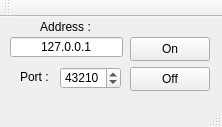
BriceJamin/BriceJamin-ProjetSuPer, file 09-CodageDetecterLecteurs/DetecterLecteurs/detecterlecteurs.ui: the form before one commit.
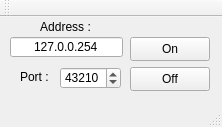
The form after the commit.

Commit message: Adresse du serveur par defaut : 127.0.0.254

```diff
--- a/09-CodageDetecterLecteurs/DetecterLecteurs/detecterlecteurs.ui
+++ b/09-CodageDetecterLecteurs/DetecterLecteurs/detecterlecteurs.ui
@@ -50,7 +50,7 @@
      </rect>
     </property>
     <property name="text">
-     <string notr="true">127.0.0.1</string>
+     <string notr="true">127.0.0.254</string>
     </property>
     <property name="alignment">
      <set>Qt::AlignCenter</set>
```
